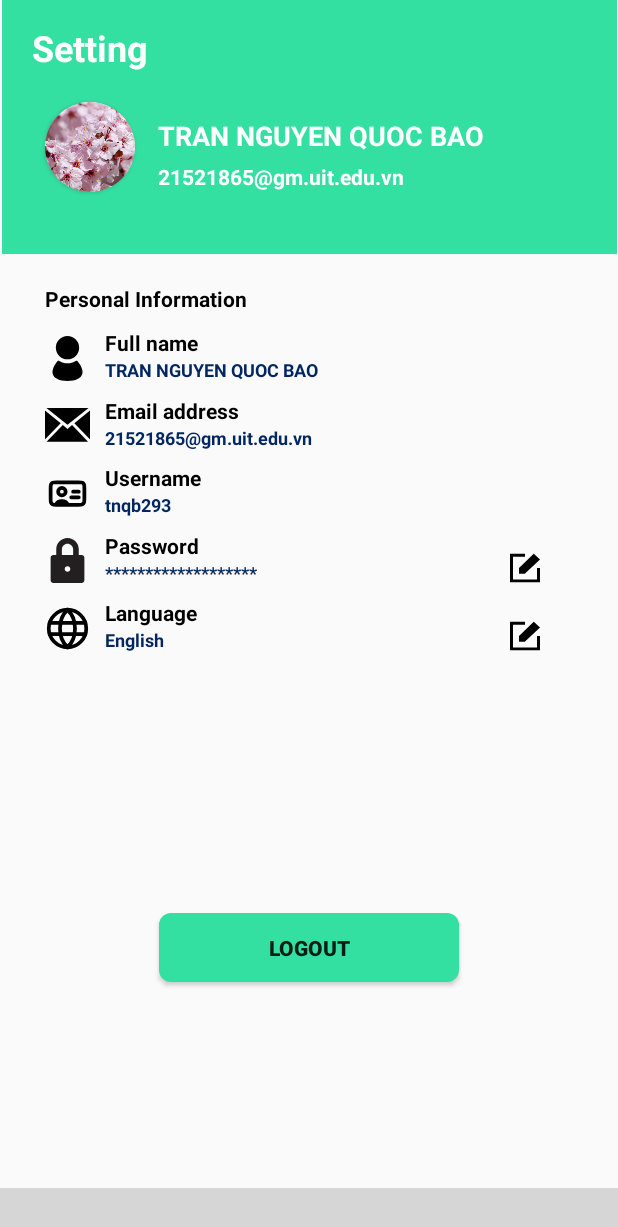
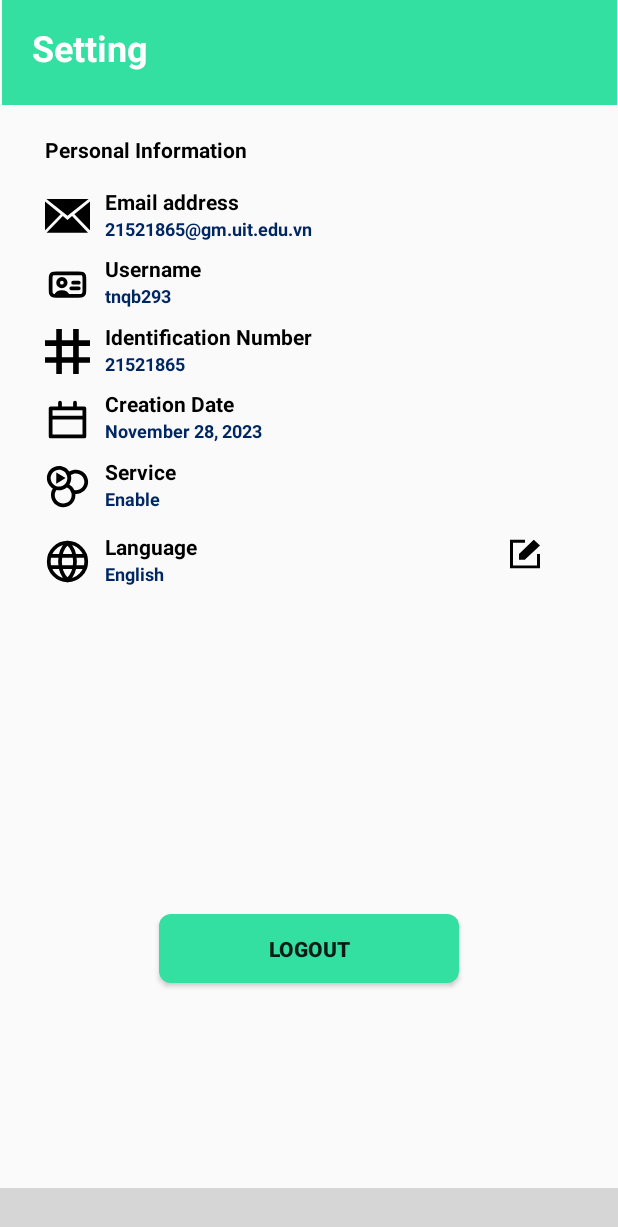
Before and after one commit to tnqb293/NT118.O13.MMCL_FinalProject, an Android app: the fragment AccountSettingFragment placed in its activity, on a phone screen of 412 x 824 dp. Shown: the top 1227 px of the screen. Run offline under Robolectric (Android 15) with nearby library versions, the phone set to English and light mode, and no system bars; libraries missing offline, so code that uses them is left out: com.mapbox.maps, nl.joery.animatedbottombar; plain views replace AnimatedBottomBar; network calls fail; 3 statements that could not run were skipped; grey boxes are pictures that could not be loaded.

Commit message:
update inforUser

```diff
--- a/WeatherApp/app/src/main/java/com/uit/weatherapp/API/APIManager.java
+++ b/WeatherApp/app/src/main/java/com/uit/weatherapp/API/APIManager.java
@@ -7,6 +7,7 @@ import com.google.gson.JsonObject;
 import com.uit.weatherapp.GlobalVars;
 import com.uit.weatherapp.Interface.APIInterface;
 import com.uit.weatherapp.Interface.DataLoadedCallback;
+import com.uit.weatherapp.Interface.InforUserCallback;
 import com.uit.weatherapp.Interface.ListUserCallback;
 import com.uit.weatherapp.Interface.TokenCallback;
 import com.uit.weatherapp.Interface.UidCallback;
@@ -15,10 +16,10 @@ import com.uit.weatherapp.model.Map;
 import com.uit.weatherapp.model.RequestPostRealmUser;
 import com.uit.weatherapp.model.ResponsePostRealmUser;
 import com.uit.weatherapp.model.TokenAccess;
+import com.uit.weatherapp.model.User;
 import com.uit.weatherapp.model.WeatherData;
 
 import java.io.IOException;
-import java.util.List;
 
 import retrofit2.Call;
 import retrofit2.Callback;
@@ -38,6 +39,7 @@ public class APIManager {
     private static final APIInterface putResetPassword =  apiClient.getClient().create(APIInterface.class);
     private static final APIInterface listUser = apiClient.getClient().create(APIInterface.class);
     private static final APIInterface getMap = apiClient.getClient().create(APIInterface.class);
+    private static final APIInterface getUser = apiClient.getClient().create(APIInterface.class);
     public static void listUserFn(JsonObject request, ListUserCallback callback)
     {
         Call<JsonArray> call = listUser.listUser(request);
@@ -299,5 +301,35 @@ public class APIManager {
 
             }
         });
+
+    }
+    public static void getUser (InforUserCallback callback){
+
+        Call<User> call = getUser.getInformationUser();
+        call.enqueue(new Callback<User>() {
+            @Override
+            public void onResponse(Call<User> call, Response<User> response) {
+                if (response.isSuccessful()) {
+                    User user = response.body();
+                    callback.onSuccess(user);
+                    Log.d("Retrofit", "Info user is: " + user.username + "/" + user.email);
+                }
+                else {
+                    try {
+                        String errorBody = response.errorBody().string();
+                        callback.onFailure(errorBody);
+                        Log.e("Retrofit", "Error response: " + errorBody);
+                    }
+                    catch (IOException e)
+                    {
+                        e.printStackTrace();
+                    }
+                }
+            }
+            @Override
+            public void onFailure(Call<User> call, Throwable t) {
+                Log.e("Retrofit", "Network error: " + t.getMessage());
+            }
+        });
     }
 }
--- a/WeatherApp/app/src/main/java/com/uit/weatherapp/AccountSettingFragment.java
+++ b/WeatherApp/app/src/main/java/com/uit/weatherapp/AccountSettingFragment.java
@@ -9,16 +9,25 @@ import android.view.View;
 import android.view.ViewGroup;
 import android.widget.Button;
 import android.widget.ImageView;
+import android.widget.TextView;
 
 import androidx.annotation.NonNull;
 import androidx.annotation.Nullable;
 import androidx.fragment.app.Fragment;
 
+import com.uit.weatherapp.API.APIManager;
+import com.uit.weatherapp.Interface.InforUserCallback;
 import com.uit.weatherapp.model.LocaleHelper;
+import com.uit.weatherapp.model.User;
 
 public class AccountSettingFragment extends Fragment {
     HomeActivity homeActivity;
     ImageView btnChange_Language;
+    TextView tvEmail;
+    TextView tvUsername;
+    TextView tvID;
+    TextView tvDate;
+    TextView tvService;
 
     Button btLogout;
 
@@ -38,6 +47,25 @@ public class AccountSettingFragment extends Fragment {
     public void onViewCreated(@NonNull View view, @Nullable Bundle savedInstanceState) {
         InitViews(view);
         InitEvent();
+        APIManager.getUser(new InforUserCallback() {
+            @Override
+            public void onSuccess(User user) {
+                String statusService = "Disable";
+                if (user.serviceAccount)
+                    statusService = "Enable";
+                tvEmail.setText(user.email);
+                tvUsername.setText(user.username);
+                tvID.setText(user.id);
+                tvDate.setText(user.createdOn);
+
+                tvService.setText(statusService);
+            }
+
+            @Override
+            public void onFailure(String errorMessage) {
+
+            }
+        });
 //        tvValueHumidity.setText(APIClient.humidity);
         super.onViewCreated(view, savedInstanceState);
     }
@@ -52,7 +80,11 @@ public class AccountSettingFragment extends Fragment {
     public void InitViews(View v) {
         btLogout = v.findViewById(R.id.bt_logout);
         btnChange_Language = v.findViewById(R.id.bt_edit_language);
-
+        tvEmail = v.findViewById(R.id.tv_full_email);
+        tvUsername = v.findViewById(R.id.tv_full_username);
+        tvID = v.findViewById(R.id.tv_full_id);
+        tvDate = v.findViewById(R.id.tv_create_date);
+        tvService = v.findViewById(R.id.tv_status_service);
     }
 
     public void InitEvent() {
@@ -68,7 +100,6 @@ public class AccountSettingFragment extends Fragment {
     }
     private void showLanguageDialog() {
         final String[] languages = {getString(R.string.vietnamese), getString(R.string.english)};
-
         AlertDialog.Builder builder = new AlertDialog.Builder(homeActivity);
         builder.setTitle(R.string.choose_a_language)
                 .setItems(languages, new DialogInterface.OnClickListener() {
--- a/WeatherApp/app/src/main/java/com/uit/weatherapp/DashboardFragment.java
+++ b/WeatherApp/app/src/main/java/com/uit/weatherapp/DashboardFragment.java
@@ -74,6 +74,7 @@ public class DashboardFragment extends Fragment implements DataLoadedCallback {
             @Override
             public void onSuccess(String token) {
                 APIManager.getData(DashboardFragment.this);
+
                 new Thread(() -> {
 //                    APIManager.getMap();
                 }).start();
--- a/WeatherApp/app/src/main/java/com/uit/weatherapp/Interface/APIInterface.java
+++ b/WeatherApp/app/src/main/java/com/uit/weatherapp/Interface/APIInterface.java
@@ -7,6 +7,7 @@ import com.uit.weatherapp.model.Map;
 import com.uit.weatherapp.model.RequestPostRealmUser;
 import com.uit.weatherapp.model.ResponsePostRealmUser;
 import com.uit.weatherapp.model.TokenAccess;
+import com.uit.weatherapp.model.User;
 
 import retrofit2.Call;
 import retrofit2.http.Body;
@@ -41,4 +42,6 @@ public interface APIInterface {
     Call<JsonArray> listUser(@Body JsonObject body);
     @GET("api/master/map")
     Call<Map> getMap();
+    @GET("api/master/user/user")
+    Call<User> getInformationUser();
 }
--- /dev/null
+++ b/WeatherApp/app/src/main/java/com/uit/weatherapp/Interface/InforUserCallback.java
@@ -0,0 +1,9 @@
+package com.uit.weatherapp.Interface;
+
+import com.uit.weatherapp.model.User;
+
+public interface InforUserCallback {
+    void onSuccess(User user);
+    void onFailure(String errorMessage);
+
+}
--- a/WeatherApp/app/src/main/java/com/uit/weatherapp/Interface/TokenCallback.java
+++ b/WeatherApp/app/src/main/java/com/uit/weatherapp/Interface/TokenCallback.java
@@ -1,6 +1,6 @@
 package com.uit.weatherapp.Interface;
 
-import com.uit.weatherapp.model.User;
+
 
 public interface TokenCallback {
     void onSuccess(String token);
--- a/WeatherApp/app/src/main/java/com/uit/weatherapp/model/User.java
+++ b/WeatherApp/app/src/main/java/com/uit/weatherapp/model/User.java
@@ -1,20 +1,23 @@
 package com.uit.weatherapp.model;
 
 
+import com.google.gson.annotations.SerializedName;
+
 public class User {
-    public String username = "";
-    public String email = "";
-    public String password = "";
-
-    public User() {
-
-    }
-    public User(String username, String email, String password)
-    {
-        this.username = username;
-        this.email = email;
-        this.password = password;
-    }
-
-
+    @SerializedName("id")
+    public String id;
+    @SerializedName("firstName")
+    public String firstName;
+    @SerializedName("lastName")
+    public String lastName;
+    @SerializedName("email")
+    public String email;
+    @SerializedName("enabled")
+    public String enabled;
+    @SerializedName("createdOn")
+    public String createdOn;
+    @SerializedName("serviceAccount")
+    public Boolean serviceAccount;
+    @SerializedName("username")
+    public String username;
 }
--- /dev/null
+++ b/WeatherApp/app/src/main/res/drawable/ic_createon.xml
@@ -0,0 +1,9 @@
+<vector xmlns:android="http://schemas.android.com/apk/res/android"
+    android:width="800dp"
+    android:height="800dp"
+    android:viewportWidth="24"
+    android:viewportHeight="24">
+  <path
+      android:pathData="M3,22L21,22a1,1 0,0 0,1 -1L22,6a1,1 0,0 0,-1 -1L17,5L17,3a1,1 0,0 0,-2 0L15,5L9,5L9,3A1,1 0,0 0,7 3L7,5L3,5A1,1 0,0 0,2 6L2,21A1,1 0,0 0,3 22ZM4,7L20,7v3L4,10ZM4,12L20,12v8L4,20Z"
+      android:fillColor="#000000"/>
+</vector>
--- /dev/null
+++ b/WeatherApp/app/src/main/res/drawable/ic_id.xml
@@ -0,0 +1,12 @@
+<vector xmlns:android="http://schemas.android.com/apk/res/android"
+    android:width="800dp"
+    android:height="800dp"
+    android:viewportWidth="16"
+    android:viewportHeight="16">
+  <path
+      android:pathData="M6,10L10,10L10,6L6,6L6,10ZM16,6L16,4L12,4L12,0L10,0L10,4L6,4L6,0L4,0L4,4L0,4L0,6L4,6L4,10L0,10L0,12L4,12L4,16L6,16L6,12L10,12L10,16L12,16L12,12L16,12L16,10L12,10L12,6L16,6Z"
+      android:strokeWidth="1"
+      android:fillColor="#000000"
+      android:fillType="evenOdd"
+      android:strokeColor="#00000000"/>
+</vector>
--- /dev/null
+++ b/WeatherApp/app/src/main/res/drawable/ic_service.xml
@@ -0,0 +1,12 @@
+<vector xmlns:android="http://schemas.android.com/apk/res/android"
+    android:width="800dp"
+    android:height="800dp"
+    android:viewportWidth="24"
+    android:viewportHeight="24">
+  <path
+      android:pathData="M6,4.5c0.1,0 0,6 0,6l5,-3L6,4.5z"
+      android:fillColor="#000000"/>
+  <path
+      android:pathData="M9.7,23c-3.6,0 -6.5,-2.9 -6.5,-6.5c0,-1.2 0.3,-2.4 1,-3.4C2.3,12 1,9.8 1,7.5C1,3.9 3.9,1 7.5,1c2.3,0 4.3,1.2 5.5,3c1,-0.7 2.2,-1 3.5,-1C20.1,3 23,5.9 23,9.5S20.1,16 16.5,16c-0.1,0 -0.2,0 -0.3,0c0,0.2 0,0.4 0,0.6C16.2,20.2 13.3,23 9.7,23zM6.1,13.8c-0.6,0.8 -0.9,1.7 -0.9,2.7c0,2.5 2,4.5 4.5,4.5s4.5,-1.9 4.5,-4.4c0,-0.3 0,-0.5 0,-0.7L14,15.3c0,-0.1 0,-0.1 -0.1,-0.2V15c-0.4,-1.2 -1.1,-2 -2.3,-2.5C10.5,13.5 9,14 7.5,14C7,14 6.5,13.9 6.1,13.8zM15.6,13.9c0.3,0.1 0.6,0.1 0.9,0.1C19,14 21,12 21,9.5S19,5 16.5,5c-1,0 -1.9,0.3 -2.7,0.9c0.1,0.5 0.2,1 0.2,1.6c0,1.3 -0.4,2.5 -1,3.5C14.2,11.6 15.1,12.6 15.6,13.9zM7.5,3C5,3 3,5 3,7.5c0,1.9 1.2,3.6 3,4.3c1.5,0.6 3.4,0.1 4.6,-1l0,0c0.8,-0.8 1.3,-2 1.3,-3.2c0,-0.6 -0.1,-1.1 -0.3,-1.6l0,0C11.1,4.2 9.4,3 7.5,3z"
+      android:fillColor="#000000"/>
+</vector>
--- a/WeatherApp/app/src/main/res/layout/fragment_account.xml
+++ b/WeatherApp/app/src/main/res/layout/fragment_account.xml
@@ -8,7 +8,7 @@
     <View
         android:id="@+id/v_banner"
         android:layout_width="410dp"
-        android:layout_height="169dp"
+        android:layout_height="70dp"
         android:background="@drawable/bg_banner_setting"
         app:layout_constraintRight_toRightOf="parent"
         app:layout_constraintLeft_toLeftOf="parent"
@@ -27,47 +27,9 @@
         android:layout_marginLeft="20dp"
         android:layout_marginTop="15dp"
         />
-    <androidx.cardview.widget.CardView
-        android:id="@+id/cv_image_user"
-        android:layout_width="60dp"
-        android:layout_height="60dp"
-        app:cardCornerRadius="60dp"
-        app:layout_constraintTop_toBottomOf="@id/tv_setting"
-        app:layout_constraintLeft_toLeftOf="parent"
-        android:layout_marginTop="20dp"
-        android:layout_marginLeft="30dp">
 
-        <ImageView
-            android:id="@+id/iv_image_user"
-            android:layout_width="match_parent"
-            android:layout_height="match_parent"
-            android:src="@drawable/img_default"
-            android:scaleType="centerCrop"
-            />
-    </androidx.cardview.widget.CardView>
-    <TextView
-        android:id="@+id/tv_username_setting"
-        android:layout_width="wrap_content"
-        android:layout_height="wrap_content"
-        app:layout_constraintTop_toBottomOf="@+id/tv_setting"
-        app:layout_constraintLeft_toRightOf="@id/cv_image_user"
-        android:layout_marginTop="30dp"
-        android:layout_marginLeft="15dp"
-        android:text="@string/name_banner"
-        android:textStyle="bold"
-        android:textSize="18dp"
-        android:textColor="@color/white"/>
-    <TextView
-        android:layout_width="wrap_content"
-        android:layout_height="wrap_content"
-        app:layout_constraintTop_toBottomOf="@id/tv_username_setting"
-        app:layout_constraintLeft_toRightOf="@id/cv_image_user"
-        android:layout_marginTop="5dp"
-        android:layout_marginLeft="15dp"
-        android:textSize="14dp"
-        android:textStyle="bold"
-        android:textColor="@color/white"
-        android:text="@string/email_banner"/>
+
+
     <TextView
         android:id="@+id/tv_personal_information"
         android:layout_width="wrap_content"
@@ -81,64 +43,35 @@
         android:textColor="@color/black"
         android:text="@string/information"
         />
-    <ImageView
-        android:id="@+id/iv_person1"
-        android:layout_width="30dp"
-        android:layout_height="30dp"
-        app:layout_constraintTop_toBottomOf="@+id/tv_personal_information"
-        app:layout_constraintLeft_toLeftOf="parent"
-        android:layout_marginTop="15dp"
-        android:layout_marginLeft="30dp"
-        android:src="@drawable/ic_person1"/>
-    <TextView
-        android:id="@+id/tv_fulname"
-        android:layout_width="wrap_content"
-        android:layout_height="wrap_content"
-        app:layout_constraintTop_toBottomOf="@id/tv_personal_information"
-        app:layout_constraintLeft_toRightOf="@id/iv_person1"
-        android:layout_marginTop="10dp"
-        android:layout_marginLeft="10dp"
-        android:text="@string/full_name"
-        android:textStyle="bold"
-        android:textSize="14dp"
-        android:textColor="@color/black"/>
-    <TextView
-        android:layout_width="wrap_content"
-        android:layout_height="wrap_content"
-        app:layout_constraintTop_toBottomOf="@id/tv_fulname"
-        app:layout_constraintLeft_toRightOf="@id/iv_person1"
-        android:layout_marginLeft="10dp"
-        android:textSize="12dp"
-        android:textStyle="bold"
-        android:textColor="#002761"
-        android:text="@string/edit_full_name"/>
+
     <ImageView
         android:id="@+id/iv_email"
         android:layout_width="30dp"
         android:layout_height="30dp"
         app:layout_constraintTop_toBottomOf="@+id/tv_personal_information"
         app:layout_constraintLeft_toLeftOf="parent"
-        android:layout_marginTop="60dp"
+        android:layout_marginTop="20dp"
         android:layout_marginLeft="30dp"
         android:src="@drawable/ic_mail"/>
+
     <TextView
         android:id="@+id/tv_email"
         android:layout_width="wrap_content"
         android:layout_height="wrap_content"
         app:layout_constraintTop_toBottomOf="@id/tv_personal_information"
-        app:layout_constraintLeft_toRightOf="@id/iv_person1"
-        android:layout_marginTop="55dp"
+        app:layout_constraintLeft_toRightOf="@id/iv_email"
+        android:layout_marginTop="15dp"
         android:layout_marginLeft="10dp"
         android:text="@string/email_address"
         android:textStyle="bold"
         android:textSize="14dp"
         android:textColor="@color/black"/>
     <TextView
+        android:id="@+id/tv_full_email"
         android:layout_width="wrap_content"
         android:layout_height="wrap_content"
-        app:layout_constraintTop_toBottomOf="@id/tv_fulname"
-        app:layout_constraintLeft_toRightOf="@id/iv_person1"
-        android:layout_marginTop="45dp"
+        app:layout_constraintTop_toBottomOf="@id/tv_email"
+        app:layout_constraintLeft_toRightOf="@id/iv_email"
         android:layout_marginLeft="10dp"
         android:textSize="12dp"
         android:textStyle="bold"
@@ -150,7 +83,7 @@
         android:layout_height="30dp"
         app:layout_constraintTop_toBottomOf="@+id/tv_personal_information"
         app:layout_constraintLeft_toLeftOf="parent"
-        android:layout_marginTop="105dp"
+        android:layout_marginTop="65dp"
         android:layout_marginLeft="30dp"
         android:src="@drawable/ic_username"/>
     <TextView
@@ -158,72 +91,132 @@
         android:layout_width="wrap_content"
         android:layout_height="wrap_content"
         app:layout_constraintTop_toBottomOf="@id/tv_personal_information"
-        app:layout_constraintLeft_toRightOf="@id/iv_person1"
-        android:layout_marginTop="100dp"
+        app:layout_constraintLeft_toRightOf="@id/iv_username"
+        android:layout_marginTop="60dp"
         android:layout_marginLeft="10dp"
         android:text="@string/user_name"
         android:textStyle="bold"
         android:textSize="14dp"
         android:textColor="@color/black"/>
     <TextView
+        android:id="@+id/tv_full_username"
         android:layout_width="wrap_content"
         android:layout_height="wrap_content"
-        app:layout_constraintTop_toBottomOf="@id/tv_fulname"
-        app:layout_constraintLeft_toRightOf="@id/iv_person1"
-        android:layout_marginTop="90dp"
+        app:layout_constraintTop_toBottomOf="@id/tv_username"
+        app:layout_constraintLeft_toRightOf="@id/iv_username"
         android:layout_marginLeft="10dp"
         android:textSize="12dp"
         android:textStyle="bold"
         android:textColor="#002761"
         android:text="@string/edit_user_name"/>
     <ImageView
-        android:id="@+id/iv_password"
+        android:id="@+id/iv_id"
         android:layout_width="30dp"
         android:layout_height="30dp"
-        app:layout_constraintTop_toBottomOf="@+id/tv_personal_information"
+        android:layout_marginTop="110dp"
+        android:layout_marginLeft="30dp"
+        app:layout_constraintTop_toBottomOf="@id/tv_personal_information"
         app:layout_constraintLeft_toLeftOf="parent"
-        android:layout_marginTop="150dp"
-        android:layout_marginLeft="30dp"
-        android:src="@drawable/ic_lock"/>
+        android:background="@drawable/ic_id"/>
     <TextView
-        android:id="@+id/tv_password"
+        android:id="@+id/tv_id"
         android:layout_width="wrap_content"
         android:layout_height="wrap_content"
         app:layout_constraintTop_toBottomOf="@id/tv_personal_information"
-        app:layout_constraintLeft_toRightOf="@id/iv_person1"
-        android:layout_marginTop="145dp"
+        app:layout_constraintLeft_toRightOf="@id/iv_language"
+        android:layout_marginTop="105dp"
         android:layout_marginLeft="10dp"
-        android:text="@string/pass_word"
+        android:text="@string/id"
         android:textStyle="bold"
         android:textSize="14dp"
         android:textColor="@color/black"/>
     <TextView
+        android:id="@+id/tv_full_id"
         android:layout_width="wrap_content"
         android:layout_height="wrap_content"
-        app:layout_constraintTop_toBottomOf="@id/tv_fulname"
-        app:layout_constraintLeft_toRightOf="@id/iv_person1"
-        android:layout_marginTop="135dp"
+        app:layout_constraintTop_toBottomOf="@id/tv_id"
+        app:layout_constraintLeft_toRightOf="@id/iv_id"
+
         android:layout_marginLeft="10dp"
         android:textSize="12dp"
         android:textStyle="bold"
         android:textColor="#002761"
-        android:text="@string/edit_pass_word"/>
+        android:text="@string/full_id"/>
     <ImageView
-        android:id="@+id/bt_edit_password"
-        android:layout_width="20dp"
-        android:layout_height="20dp"
-        app:layout_constraintLeft_toRightOf="@id/iv_password"
+        android:id="@+id/iv_create"
+        android:layout_width="30dp"
+        android:layout_height="30dp"
+        android:layout_marginTop="155dp"
+        android:layout_marginLeft="30dp"
         app:layout_constraintTop_toBottomOf="@id/tv_personal_information"
-        android:layout_marginTop="160dp"
-        android:layout_marginStart="280dp"
-        android:background="@drawable/ic_edit"/>
+        app:layout_constraintLeft_toLeftOf="parent"
+        android:background="@drawable/ic_createon"/>
+    <TextView
+        android:id="@+id/tv_create"
+        android:layout_width="wrap_content"
+        android:layout_height="wrap_content"
+        app:layout_constraintTop_toBottomOf="@id/tv_personal_information"
+        app:layout_constraintLeft_toRightOf="@id/iv_language"
+        android:layout_marginTop="150dp"
+        android:layout_marginLeft="10dp"
+        android:text="@string/createOn"
+        android:textStyle="bold"
+        android:textSize="14dp"
+        android:textColor="@color/black"/>
+    <TextView
+        android:id="@+id/tv_create_date"
+        android:layout_width="wrap_content"
+        android:layout_height="wrap_content"
+        app:layout_constraintTop_toBottomOf="@id/tv_create"
+        app:layout_constraintLeft_toRightOf="@id/iv_create"
+
+        android:layout_marginLeft="10dp"
+        android:textSize="12dp"
+        android:textStyle="bold"
+        android:textColor="#002761"
+        android:text="November 28, 2023"/>
+    <ImageView
+        android:id="@+id/iv_service"
+        android:layout_width="30dp"
+        android:layout_height="30dp"
+        android:layout_marginTop="200dp"
+        android:layout_marginLeft="30dp"
+        app:layout_constraintTop_toBottomOf="@id/tv_personal_information"
+        app:layout_constraintLeft_toLeftOf="parent"
+        android:background="@drawable/ic_service"/>
+    <TextView
+        android:id="@+id/tv_service"
+        android:layout_width="wrap_content"
+        android:layout_height="wrap_content"
+        app:layout_constraintTop_toBottomOf="@id/tv_personal_information"
+        app:layout_constraintLeft_toRightOf="@id/iv_language"
+        android:layout_marginTop="195dp"
+        android:layout_marginLeft="10dp"
+        android:text="@string/service"
+        android:textStyle="bold"
+        android:textSize="14dp"
+        android:textColor="@color/black"/>
+    <TextView
+        android:id="@+id/tv_status_service"
+        android:layout_width="wrap_content"
+        android:layout_height="wrap_content"
+        app:layout_constraintTop_toBottomOf="@id/tv_service"
+        app:layout_constraintLeft_toRightOf="@id/iv_service"
+
+        android:layout_marginLeft="10dp"
+        android:textSize="12dp"
+        android:textStyle="bold"
+        android:textColor="#002761"
+        android:text="@string/serviceOn"/>
+
+
     <ImageView
         android:id="@+id/iv_language"
         android:layout_width="30dp"
         android:layout_height="30dp"
         app:layout_constraintTop_toBottomOf="@+id/tv_personal_information"
         app:layout_constraintLeft_toLeftOf="parent"
-        android:layout_marginTop="195dp"
+        android:layout_marginTop="250dp"
         android:layout_marginLeft="30dp"
         android:src="@drawable/ic_language"/>
     <TextView
@@ -231,8 +224,8 @@
         android:layout_width="wrap_content"
         android:layout_height="wrap_content"
         app:layout_constraintTop_toBottomOf="@id/tv_personal_information"
-        app:layout_constraintLeft_toRightOf="@id/iv_person1"
-        android:layout_marginTop="190dp"
+        app:layout_constraintLeft_toRightOf="@id/iv_language"
+        android:layout_marginTop="245dp"
         android:layout_marginLeft="10dp"
         android:text="@string/language"
         android:textStyle="bold"
@@ -241,9 +234,9 @@
     <TextView
         android:layout_width="wrap_content"
         android:layout_height="wrap_content"
-        app:layout_constraintTop_toBottomOf="@id/tv_fulname"
-        app:layout_constraintLeft_toRightOf="@id/iv_person1"
-        android:layout_marginTop="180dp"
+        app:layout_constraintTop_toBottomOf="@id/tv_language"
+        app:layout_constraintLeft_toRightOf="@id/iv_language"
+
         android:layout_marginLeft="10dp"
         android:textSize="12dp"
         android:textStyle="bold"
@@ -255,7 +248,7 @@
         android:layout_height="20dp"
         app:layout_constraintLeft_toRightOf="@id/iv_language"
         app:layout_constraintTop_toBottomOf="@id/tv_personal_information"
-        android:layout_marginTop="205dp"
+        android:layout_marginTop="250dp"
         android:layout_marginStart="280dp"
         android:background="@drawable/ic_edit"/>
     <Button
@@ -265,7 +258,7 @@
         app:layout_constraintTop_toBottomOf="@id/tv_personal_information"
         app:layout_constraintLeft_toLeftOf="parent"
         app:layout_constraintRight_toRightOf="parent"
-        android:layout_marginTop="400dp"
+        android:layout_marginTop="500dp"
         android:background="@drawable/bg_button_login"
         android:text="@string/logout"
         android:textStyle="bold"/>
--- a/WeatherApp/app/src/main/res/values/strings.xml
+++ b/WeatherApp/app/src/main/res/values/strings.xml
@@ -74,4 +74,10 @@
     <string name="signup_fail">Registration Failed</string>
     <string name="signin_success">Login Successful</string>
     <string name="signin_fail">Login Failed. Incorrect username or password</string>
+    <string name="id">Identification Number</string>
+    <string name="full_id">21521865</string>
+    <string name="createOn">Creation Date</string>
+
+    <string name="service">Service</string>
+    <string name="serviceOn">Enable</string>
 </resources>
```
Also changed, not shown: 1 other file.
